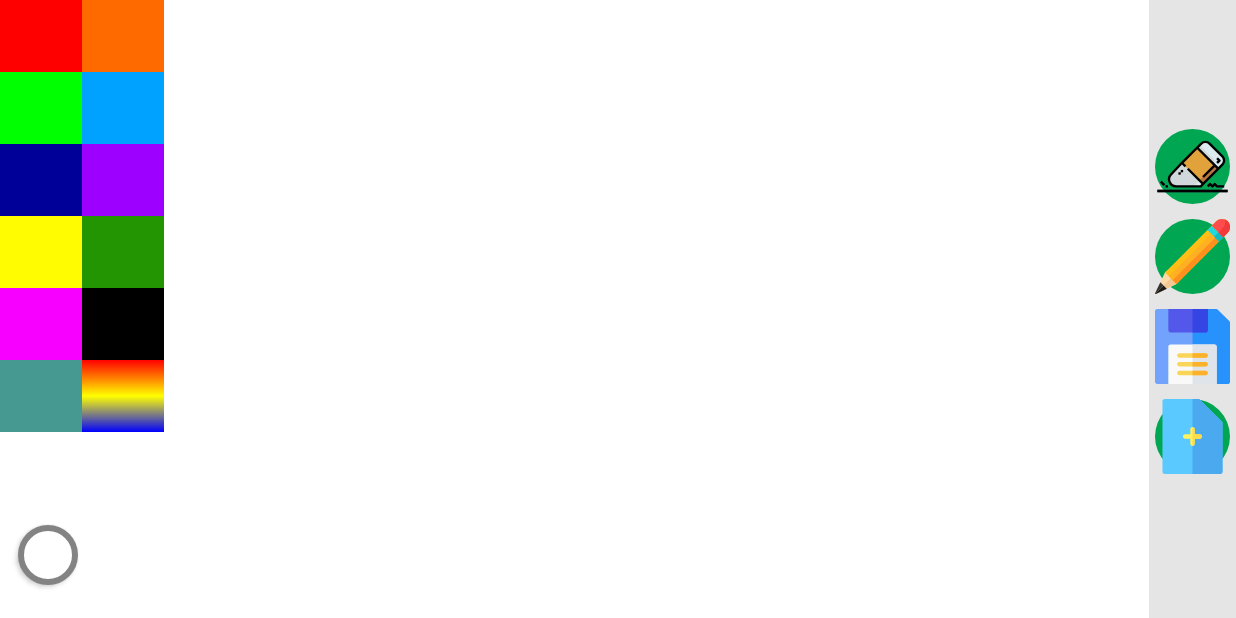
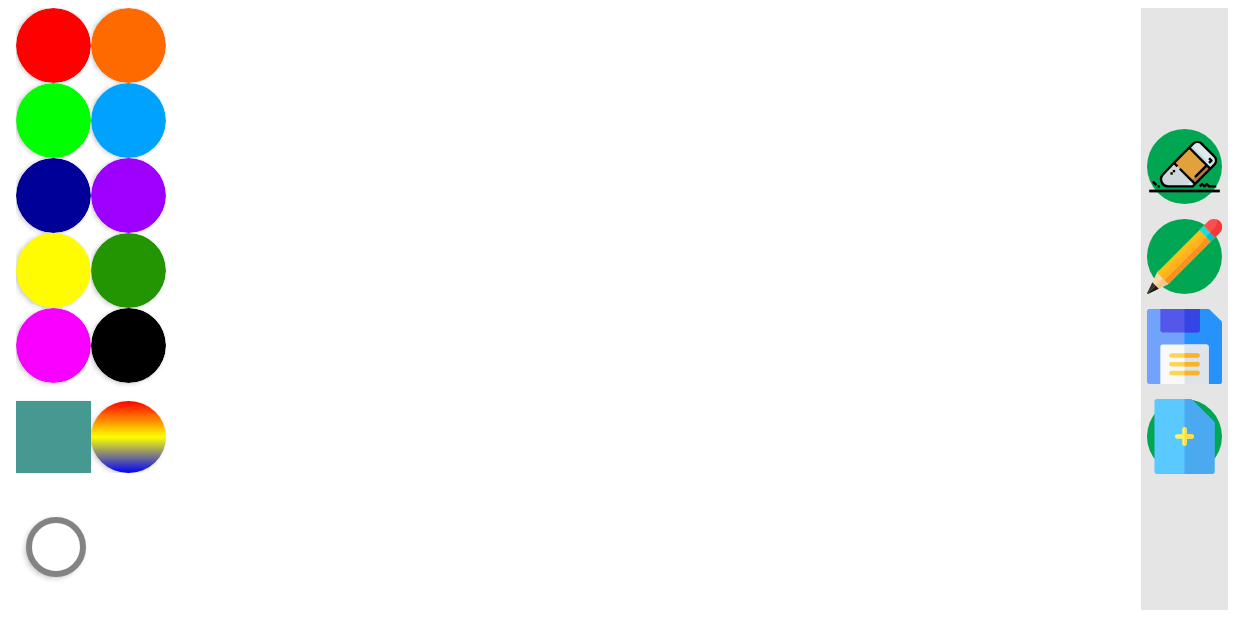
Before and after one commit to panchalpk20/KidsSafariRebuild, an Android app: the DrawMainActivity screen opened directly, with no data from a screen before it, on a phone screen of 824 x 412 dp (held sideways). Run offline under Robolectric (Android 15) with nearby library versions, the phone set to English and light mode, and no system bars; our stand-ins replace AdMob; libraries missing offline, so code that uses them is left out: yuku.ambilwarna; pictures from the network do not load; 4 statements that could not run were skipped.

Commit message:
V2 FINAL?

```diff
--- a/app/src/main/java/com/anngrynerds/kidssafari/drawgame/DrawMainActivity.java
+++ b/app/src/main/java/com/anngrynerds/kidssafari/drawgame/DrawMainActivity.java
@@ -50,7 +50,7 @@ public class DrawMainActivity extends AppCompatActivity {
     LinearLayout control;
     Dialog dialog;
     View drawLayout;
-    Button pensize;
+    Button pensize, currentColor;
     TextView dTitle, dHeading, seekbarTv;
     Button dYes, dNo;
     private DrawPadView hbView;
@@ -98,6 +98,7 @@ public class DrawMainActivity extends AppCompatActivity {
         seekbarTv = findViewById(R.id.seekbartv);
         seekbarTv.setVisibility(View.GONE);
 
+        currentColor = findViewById(R.id.drawCurrentColor);
         pensize = findViewById(R.id.pensize);
         hbView = findViewById(R.id.drawPadView1);
         widthSb = findViewById(R.id.seekBar1);
@@ -163,13 +164,13 @@ public class DrawMainActivity extends AppCompatActivity {
                 // The mInterstitialAd reference will be null until
                 // an ad is loaded.
                 mInterstitialAd = interstitialAd;
-                Toast.makeText(DrawMainActivity.this, "Ad loaded", Toast.LENGTH_SHORT).show();
+                //        Toast.makeText(DrawMainActivity.this, "Ad loaded", Toast.LENGTH_SHORT).show();
             }
 
             @Override
             public void onAdFailedToLoad(@NonNull LoadAdError loadAdError) {
                 // Handle the error
-                Toast.makeText(DrawMainActivity.this, "Ad not loaded " + loadAdError.getMessage(), Toast.LENGTH_LONG).show();
+                //   Toast.makeText(DrawMainActivity.this, "Ad not loaded " + loadAdError.getMessage(), Toast.LENGTH_LONG).show();
                 mInterstitialAd = null;
             }
         });
@@ -309,8 +310,7 @@ public class DrawMainActivity extends AppCompatActivity {
 
         } else {
             hbView.setColor(Color.parseColor(color));
-            pensize.setBackgroundColor(Color.parseColor(color));
-            pensize.setTextColor(Color.BLACK);
+            currentColor.setBackgroundColor(Color.parseColor(color));
             //     findViewById(R.id.mainl).setBackgroundColor(Color.parseColor(color));
 
         }
@@ -333,4 +333,21 @@ public class DrawMainActivity extends AppCompatActivity {
         });
         dialog.show();
     }
+
+    @Override
+    public void onBackPressed() {
+
+        dTitle.setText("Exit");
+        dHeading.setText("Unsaved Drawing will be lost");
+
+        dialog.show();
+
+
+        dYes.setOnClickListener(v -> {
+            super.onBackPressed();
+
+        });
+        dNo.setOnClickListener(v -> dialog.dismiss());
+
+    }
 }
--- a/app/src/main/java/com/anngrynerds/kidssafari/mathGame/MathGameScreen.java
+++ b/app/src/main/java/com/anngrynerds/kidssafari/mathGame/MathGameScreen.java
@@ -476,7 +476,7 @@ public class MathGameScreen extends AppCompatActivity {
                         mRewardedAd = rewardedAd;
 //                        Log.d("TAG", "onAdFailedToLoad");\
                         isRewardedAdReady = true;
-                        Toast.makeText(context, "ad loaded", Toast.LENGTH_SHORT).show();
+                       // Toast.makeText(context, "ad loaded", Toast.LENGTH_SHORT).show();
                     }
                 });
 
@@ -526,7 +526,7 @@ public class MathGameScreen extends AppCompatActivity {
 
     private void noHints() {
 
-        Toast.makeText(context, "No- Hints", Toast.LENGTH_SHORT).show();
+        //  Toast.makeText(context, "No- Hints", Toast.LENGTH_SHORT).show();
 
 //        TODO Ran out of hints
 
--- a/app/src/main/res/drawable/draw_colorpicker.xml
+++ b/app/src/main/res/drawable/draw_colorpicker.xml
@@ -1,5 +1,6 @@
 <?xml version="1.0" encoding="utf-8"?>
-<shape xmlns:android="http://schemas.android.com/apk/res/android">
+<shape xmlns:android="http://schemas.android.com/apk/res/android"
+    android:shape="oval">
     <gradient
         android:angle="90"
         android:centerColor="#ff0"
--- a/app/src/main/res/layout/activity_draw_main.xml
+++ b/app/src/main/res/layout/activity_draw_main.xml
@@ -6,7 +6,7 @@
     android:layout_width="match_parent"
     android:layout_height="match_parent"
     android:background="#FFFFFF"
-
+    android:layout_margin="5dp"
     tools:context=".drawgame.DrawMainActivity">
 
     <LinearLayout
@@ -14,112 +14,130 @@
         android:layout_width="match_parent"
         android:layout_height="match_parent"
         android:baselineAligned="false"
-        android:orientation="horizontal"
-        android:weightSum="30">
+        android:orientation="horizontal">
+
+
+        <FrameLayout
+            android:layout_width="match_parent"
+            android:layout_height="match_parent">
+
+            <com.anngrynerds.kidssafari.drawgame.DrawPadView
+                android:id="@+id/drawPadView1"
+                android:layout_width="match_parent"
+                android:layout_height="match_parent"
+                android:background="#fff" />
 
             <LinearLayout
-            android:layout_width="0dp"
+                android:layout_width="50dp"
                 android:layout_height="wrap_content"
-            android:layout_weight="2"
-            android:background="#123"
-            android:orientation="vertical"
-            android:weightSum="2">
+                android:layout_marginStart="5dp"
+                android:orientation="vertical">
                 <!--            colors-->
 
 
+                <androidx.cardview.widget.CardView
+                    android:layout_width="50dp"
+                    android:layout_height="50dp"
+                    android:onClick="setC"
+                    android:tag="#ff0000"
+                    app:cardBackgroundColor="#ff0000"
+                    app:cardCornerRadius="200dp" />
+
+                <androidx.cardview.widget.CardView
+                    android:layout_width="50dp"
+                    android:layout_height="50dp"
+                    android:onClick="setC"
+                    android:tag="#00ff00"
+                    app:cardBackgroundColor="#00ff00"
+                    app:cardCornerRadius="200dp" />
+
+                <androidx.cardview.widget.CardView
+                    android:layout_width="50dp"
+                    android:layout_height="50dp"
+                    android:onClick="setC"
+                    android:tag="#000099"
+                    app:cardBackgroundColor="#000099"
+                    app:cardCornerRadius="200dp" />
+
+                <androidx.cardview.widget.CardView
+                    android:layout_width="50dp"
+                    android:layout_height="50dp"
+                    android:onClick="setC"
+                    android:tag="#fffb00"
+                    app:cardBackgroundColor="#fffb00"
+                    app:cardCornerRadius="200dp" />
+
+                <androidx.cardview.widget.CardView
+                    android:layout_width="50dp"
+                    android:layout_height="50dp"
+                    android:onClick="setC"
+                    android:tag="#f700ff"
+                    app:cardBackgroundColor="#f700ff"
+                    app:cardCornerRadius="200dp" />
+
                 <androidx.appcompat.widget.AppCompatButton
+                    android:id="@+id/drawCurrentColor"
                     android:layout_width="match_parent"
                     android:layout_height="wrap_content"
-                android:background="#ff0000"
-                android:onClick="setC"
-                android:tag="#ff0000" />
-
-            <androidx.appcompat.widget.AppCompatButton
-                android:layout_width="match_parent"
-                android:layout_height="wrap_content"
-                android:background="#00ff00"
-                android:onClick="setC"
-                android:tag="#00ff00" />
-
-            <androidx.appcompat.widget.AppCompatButton
-                android:layout_width="match_parent"
-                android:layout_height="wrap_content"
-                android:background="#000099"
-                android:onClick="setC"
-                android:tag="#000099" />
-
-            <androidx.appcompat.widget.AppCompatButton
-                android:layout_width="match_parent"
-                android:layout_height="wrap_content"
-                android:background="#fffb00"
-                android:onClick="setC"
-                android:tag="#fffb00" />
-
-            <androidx.appcompat.widget.AppCompatButton
-                android:layout_width="match_parent"
-                android:layout_height="wrap_content"
-                android:background="#f700ff"
-                android:onClick="setC"
-                android:tag="#f700ff" />
-
-            <androidx.appcompat.widget.AppCompatButton
-                android:layout_width="match_parent"
-                android:layout_height="wrap_content"
+                    android:layout_marginTop="12dp"
                     android:background="#469990"
-                android:onClick="setC"
                     android:tag="#469990" />
 
 
             </LinearLayout>
 
             <LinearLayout
-            android:layout_width="0dp"
+                android:layout_width="50dp"
                 android:layout_height="wrap_content"
-            android:layout_weight="2"
-            android:background="#123"
-            android:orientation="vertical"
-            android:weightSum="2">
+                android:layout_marginStart="55dp"
+                android:orientation="vertical">
                 <!--            colors-->
 
+
+                <androidx.cardview.widget.CardView
+                    android:layout_width="50dp"
+                    android:layout_height="50dp"
+                    android:onClick="setC"
+                    android:tag="#ff6a00"
+                    app:cardBackgroundColor="#ff6a00"
+                    app:cardCornerRadius="200dp" />
+
+                <androidx.cardview.widget.CardView
+                    android:layout_width="50dp"
+                    android:layout_height="50dp"
+                    android:onClick="setC"
+                    android:tag="#00a2ff"
+                    app:cardBackgroundColor="#00a2ff"
+                    app:cardCornerRadius="200dp" />
+
+                <androidx.cardview.widget.CardView
+                    android:layout_width="50dp"
+                    android:layout_height="50dp"
+                    android:onClick="setC"
+                    android:tag="#9d00ff"
+                    app:cardBackgroundColor="#9d00ff"
+                    app:cardCornerRadius="200dp" />
+
+                <androidx.cardview.widget.CardView
+                    android:layout_width="50dp"
+                    android:layout_height="50dp"
+                    android:onClick="setC"
+                    android:tag="#239503"
+                    app:cardBackgroundColor="#239503"
+                    app:cardCornerRadius="200dp" />
+
+                <androidx.cardview.widget.CardView
+                    android:layout_width="50dp"
+                    android:layout_height="50dp"
+                    android:onClick="setC"
+                    android:tag="#000000"
+                    app:cardBackgroundColor="#000000"
+                    app:cardCornerRadius="200dp" />
 
                 <androidx.appcompat.widget.AppCompatButton
                     android:layout_width="match_parent"
                     android:layout_height="wrap_content"
-                android:background="#ff6a00"
-                android:onClick="setC"
-                android:tag="#ff6a00" />
-
-            <androidx.appcompat.widget.AppCompatButton
-                android:layout_width="match_parent"
-                android:layout_height="wrap_content"
-                android:background="#00a2ff"
-                android:onClick="setC"
-                android:tag="#00a2ff" />
-
-            <androidx.appcompat.widget.AppCompatButton
-                android:layout_width="match_parent"
-                android:layout_height="wrap_content"
-                android:background="#9d00ff"
-                android:onClick="setC"
-                android:tag="#9d00ff" />
-
-            <androidx.appcompat.widget.AppCompatButton
-                android:layout_width="match_parent"
-                android:layout_height="wrap_content"
-                android:background="#239503"
-                android:onClick="setC"
-                android:tag="#239503" />
-
-            <androidx.appcompat.widget.AppCompatButton
-                android:layout_width="match_parent"
-                android:layout_height="wrap_content"
-                android:background="#000000"
-                android:onClick="setC"
-                android:tag="#000000" />
-
-            <androidx.appcompat.widget.AppCompatButton
-                android:layout_width="match_parent"
-                android:layout_height="wrap_content"
+                    android:layout_marginTop="12dp"
                     android:background="@drawable/draw_colorpicker"
                     android:onClick="colorPeek"
                     android:tag="#737373" />
@@ -127,16 +145,7 @@
 
             </LinearLayout>
 
-        <FrameLayout
-            android:layout_width="0dp"
-            android:layout_height="match_parent"
-            android:layout_weight="26">
 
-            <com.anngrynerds.kidssafari.drawgame.DrawPadView
-                android:id="@+id/drawPadView1"
-                android:layout_width="match_parent"
-                android:layout_height="match_parent"
-                android:background="#fff" />
 
             <TextView
                 android:id="@+id/seekbartv"
@@ -154,7 +163,7 @@
                 android:id="@+id/seekBar1"
                 android:layout_width="400dp"
                 android:layout_height="50dp"
-                android:layout_gravity="bottom"
+                android:layout_gravity="bottom|center"
                 android:layout_marginBottom="20dp"
                 android:progressDrawable="@drawable/draw_seek_bar"
                 android:max="100"
--- a/app/src/main/res/layout/draw_dialog.xml
+++ b/app/src/main/res/layout/draw_dialog.xml
@@ -32,7 +32,7 @@
         android:text="Drawing will be Lost !"
         android:textAllCaps="true"
         android:textColor="#000"
-        android:textSize="35sp"
+        android:textSize="25sp"
         android:textStyle="bold" />
 
 
```
Also changed, not shown: app/src/main/AndroidManifest.xml (+19 -8 lines), app/src/main/java/com/anngrynerds/kidssafari/spellGame/SpellingGameScreen.java (+76 -10 lines). Lines whose indentation alone changed are shown as unchanged.
